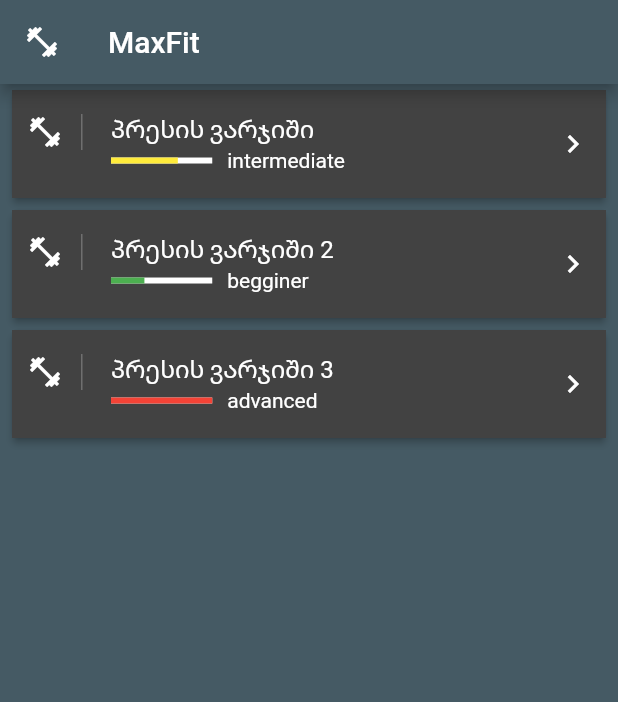
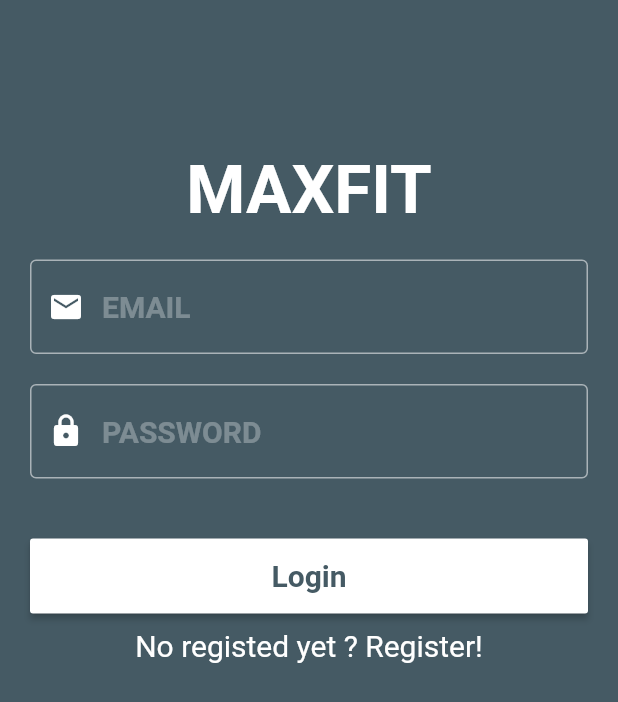
Before and after one commit to robozavri/myapp, a Flutter app: the screen it shows after launch, on a phone screen of 412 x 824 dp. Shown: the top 702 px of the screen. Run offline on Flutter 3.47's test engine with Material 2 defaults, Android fonts, the phone set to English and light mode, and no system bars; our stand-ins replace firebase_auth; accounts and stored records are empty.

Commit message:
[feat][add firebase auth]

```diff
--- a/lib/main.dart
+++ b/lib/main.dart
@@ -1,5 +1,5 @@
 import 'package:flutter/material.dart';
-import 'domain/workout.dart';
+import 'package:flutter_application_1/screens/landing.dart';
 
 void main() {
   runApp(MyApp());
@@ -13,126 +13,7 @@ class MyApp extends StatelessWidget {
       theme: ThemeData(
           primaryColor: Colors.blueGrey[700],
           textTheme: TextTheme(headline3: TextStyle(color: Colors.white))),
-      home: HomePage(),
+      home: LandingPage(),
     );
   }
 }
-
-class HomePage extends StatelessWidget {
-  const HomePage({Key key}) : super(key: key);
-
-  @override
-  Widget build(BuildContext context) {
-    return Container(
-      child: Scaffold(
-        backgroundColor: Theme.of(context).primaryColor,
-        appBar:
-            AppBar(title: Text('MaxFit'), leading: Icon(Icons.fitness_center)),
-        body: WorkoutsList(),
-      ),
-    );
-  }
-}
-
-class WorkoutsList extends StatelessWidget {
-  // const WorkoutsList({Key key}) : super(key: key);
-
-  final workouts = <Workout>[
-    Workout(
-        author: 'niko',
-        title: 'პრესის ვარჯიში',
-        description: 'test descr1',
-        level: 'intermediate'),
-    Workout(
-        author: 'niko 2',
-        title: 'პრესის ვარჯიში 2',
-        description: 'test descr2',
-        level: 'begginer'),
-    Workout(
-        author: 'niko 3',
-        title: 'პრესის ვარჯიში 3',
-        description: 'test descr3',
-        level: 'advanced'),
-  ];
-
-  @override
-  Widget build(BuildContext context) {
-    return Container(
-      child: Container(
-        child: ListView.builder(
-          itemCount: workouts.length,
-          itemBuilder: (context, i) {
-            return Card(
-                elevation: 2.0,
-                margin: EdgeInsets.symmetric(horizontal: 8.0, vertical: 4.0),
-                child: Container(
-                  decoration: BoxDecoration(color: Colors.grey[800]),
-                  child: ListTile(
-                      contentPadding: EdgeInsets.symmetric(horizontal: 10),
-                      leading: Container(
-                        padding: EdgeInsets.only(right: 12),
-                        child: Icon(
-                          Icons.fitness_center,
-                          color: Theme.of(context).textTheme.headline3.color,
-                        ),
-                        decoration: BoxDecoration(
-                            border: Border(
-                                right: BorderSide(
-                                    width: 1, color: Colors.white24))),
-                      ),
-                      title: Text(
-                        workouts[i].title,
-                        style: TextStyle(
-                            color: Theme.of(context).textTheme.headline3.color),
-                      ),
-                      trailing: Icon(Icons.keyboard_arrow_right,
-                          color: Theme.of(context).textTheme.headline3.color),
-                      subtitle: subtitle(context, workouts[i])),
-                ));
-          },
-        ),
-      ),
-    );
-  }
-}
-
-Widget subtitle(BuildContext context, Workout workout) {
-  var color = Colors.grey;
-  double indicatorLevel = 0;
-
-  switch (workout.level) {
-    case 'begginer':
-      color = Colors.green;
-      indicatorLevel = 0.33;
-      break;
-    case 'intermediate':
-      color = Colors.yellow;
-      indicatorLevel = 0.66;
-      break;
-    case 'advanced':
-      color = Colors.red;
-      indicatorLevel = 1;
-      break;
-  }
-
-  return Row(
-    children: <Widget>[
-      Expanded(
-        flex: 1,
-        child: LinearProgressIndicator(
-          backgroundColor: Theme.of(context).textTheme.headline3.color,
-          value: indicatorLevel,
-          valueColor: AlwaysStoppedAnimation(color),
-        ),
-      ),
-      SizedBox(width: 10),
-      Expanded(
-        flex: 3,
-        child: Text(
-          workout.level,
-          style: TextStyle(color: Theme.of(context).textTheme.headline3.color),
-        ),
-      )
-    ],
-  );
-}
--- /dev/null
+++ b/lib/screens/auth.dart
@@ -0,0 +1,174 @@
+import 'package:flutter/material.dart';
+
+class AuthorizationPage extends StatefulWidget {
+  @override
+  _AuthorizationPageState createState() => _AuthorizationPageState();
+}
+
+class _AuthorizationPageState extends State<AuthorizationPage> {
+  TextEditingController _emailController = TextEditingController();
+  TextEditingController _passwordController = TextEditingController();
+
+  String _email;
+  String _password;
+  bool showLogin = true;
+
+  @override
+  Widget build(BuildContext context) {
+    Widget _logo() {
+      return Padding(
+        padding: EdgeInsets.only(top: 100),
+        child: Container(
+          child: Align(
+            child: Text('MAXFIT',
+                style: TextStyle(
+                    fontSize: 45,
+                    fontWeight: FontWeight.bold,
+                    color: Colors.white)),
+          ),
+        ),
+      );
+    }
+
+    Widget _input(Icon icon, String hint, TextEditingController controller,
+        bool obscure) {
+      return Container(
+        padding: EdgeInsets.only(left: 20, right: 20),
+        child: TextField(
+          controller: controller,
+          obscureText: obscure,
+          style: TextStyle(fontSize: 20, color: Colors.white),
+          decoration: InputDecoration(
+              hintStyle: TextStyle(
+                fontWeight: FontWeight.bold,
+                fontSize: 20,
+                color: Colors.white30,
+              ),
+              hintText: hint,
+              focusedBorder: OutlineInputBorder(
+                  borderSide: BorderSide(color: Colors.white, width: 3)),
+              enabledBorder: OutlineInputBorder(
+                  borderSide: BorderSide(color: Colors.white54, width: 1)),
+              prefixIcon: Padding(
+                  padding: EdgeInsets.only(left: 10, right: 10),
+                  child: IconTheme(
+                      data: IconThemeData(color: Colors.white), child: icon))),
+        ),
+      );
+    }
+
+    Widget _button(String text, void func()) {
+      return RaisedButton(
+        splashColor: Theme.of(context).primaryColor,
+        highlightColor: Theme.of(context).primaryColor,
+        color: Colors.white,
+        child: Text(
+          text,
+          style: TextStyle(
+              fontWeight: FontWeight.bold,
+              color: Theme.of(context).primaryColor,
+              fontSize: 20),
+        ),
+        onPressed: () {
+          func();
+        },
+      );
+    }
+
+    Widget _form(String label, void func()) {
+      return Container(
+        child: Column(
+          children: <Widget>[
+            Padding(
+              padding: EdgeInsets.only(bottom: 20, top: 20),
+              child:
+                  _input(Icon(Icons.email), "EMAIL", _emailController, false),
+            ),
+            Padding(
+              padding: EdgeInsets.only(bottom: 20),
+              child: _input(
+                  Icon(Icons.lock), "PASSWORD", _passwordController, true),
+            ),
+            SizedBox(
+              height: 20,
+            ),
+            Padding(
+                padding: EdgeInsets.only(left: 20, right: 20),
+                child: Container(
+                  height: 50,
+                  width: MediaQuery.of(context).size.width,
+                  child: _button(label, func),
+                ))
+          ],
+        ),
+      );
+    }
+
+    void _buttonAction() {
+      _email = _emailController.text;
+      _password = _passwordController.text;
+
+      _emailController.clear();
+      _passwordController.clear();
+    }
+
+    Widget _displayForm() {
+      print(this.showLogin);
+      return Text('satesto');
+      // if (showLogin) {
+      //   return Column(children: <Widget>[
+      //     _form('Login', _buttonAction),
+      //     Padding(
+      //       padding: EdgeInsets.all(10),
+      //       child: GestureDetector(
+      //           child: Text('No registed yet ? Register!',
+      //               style: TextStyle(fontSize: 20, color: Colors.white)),
+      //           onTap: () {
+      //             setState(() {
+      //               showLogin = false;
+      //             });
+      //           }),
+      //     ),
+      //   ]);
+      // } else {
+      //   return Column(children: <Widget>[
+      //     _form('REGISTER', _buttonAction),
+      //     Padding(
+      //       padding: EdgeInsets.all(10),
+      //       child: GestureDetector(
+      //           child: Text('Already registred ? Login!',
+      //               style: TextStyle(fontSize: 20, color: Colors.white)),
+      //           onTap: () {
+      //             setState(() {
+      //               showLogin = true;
+      //             });
+      //           }),
+      //     ),
+      //   ]);
+      // }
+    }
+
+    return Scaffold(
+      backgroundColor: Theme.of(context).primaryColor,
+      body: Column(
+        children: <Widget>[
+          _logo(),
+          Column(children: <Widget>[
+            _form('Login', _buttonAction),
+            Padding(
+              padding: EdgeInsets.all(10),
+              child: GestureDetector(
+                  child: Text('No registed yet ? Register!',
+                      style: TextStyle(fontSize: 20, color: Colors.white)),
+                  onTap: () {
+                    setState(() {
+                      showLogin = false;
+                    });
+                  }),
+            ),
+          ]),
+        ],
+      ),
+    );
+  }
+}
--- /dev/null
+++ b/lib/screens/landing.dart
@@ -0,0 +1,13 @@
+import 'package:flutter/material.dart';
+import 'package:flutter_application_1/screens/auth.dart';
+import 'package:flutter_application_1/screens/home.dart';
+
+class LandingPage extends StatelessWidget {
+  const LandingPage({Key key}) : super(key: key);
+
+  @override
+  Widget build(BuildContext context) {
+    final bool isLoggined = false;
+    return isLoggined ? HomePage() : AuthorizationPage();
+  }
+}
--- a/pubspec.yaml
+++ b/pubspec.yaml
@@ -28,6 +28,10 @@ dependencies:
   # The following adds the Cupertino Icons font to your application.
   # Use with the CupertinoIcons class for iOS style icons.
   cupertino_icons: ^1.0.0
+  firebase_auth: ^0.15.5+2
+  cloud_firestore: ^0.13.4
+  provider: ^4.0.4
+  fluttertoast: ^3.1.3
 
 dev_dependencies:
   flutter_test:
```
Also changed, not shown: lib/domain/user.dart (added, +8 -0 lines), lib/screens/home.dart (added, +121 -0 lines), lib/services/auth.dart (added, +39 -0 lines), pubspec.lock, 3 other files.
